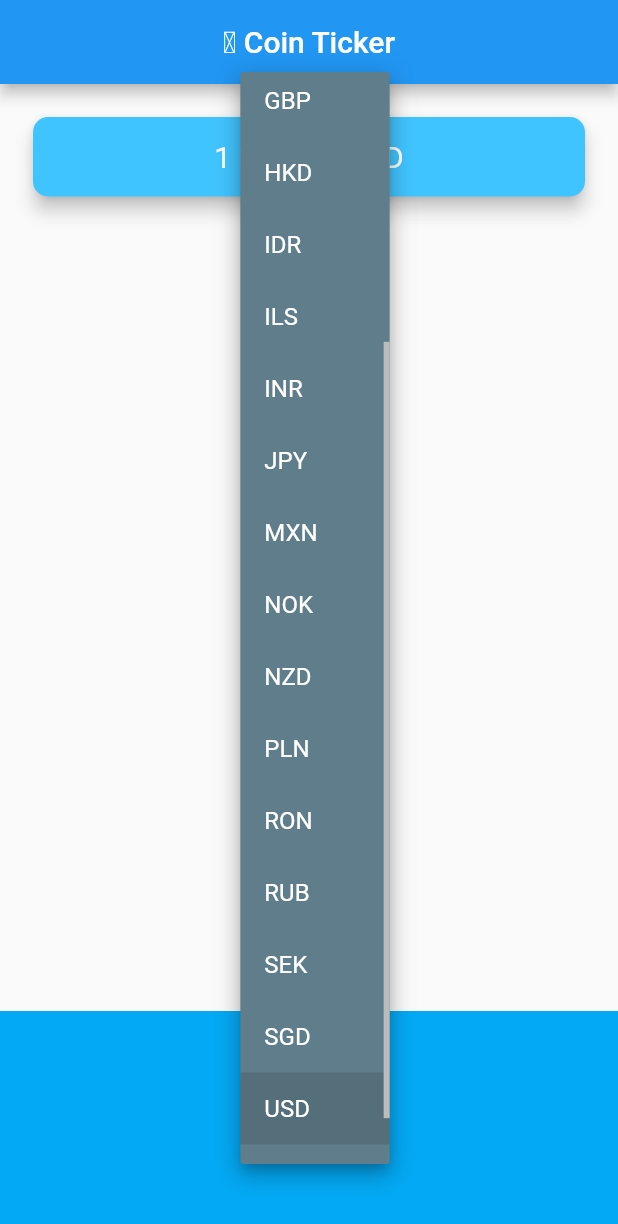
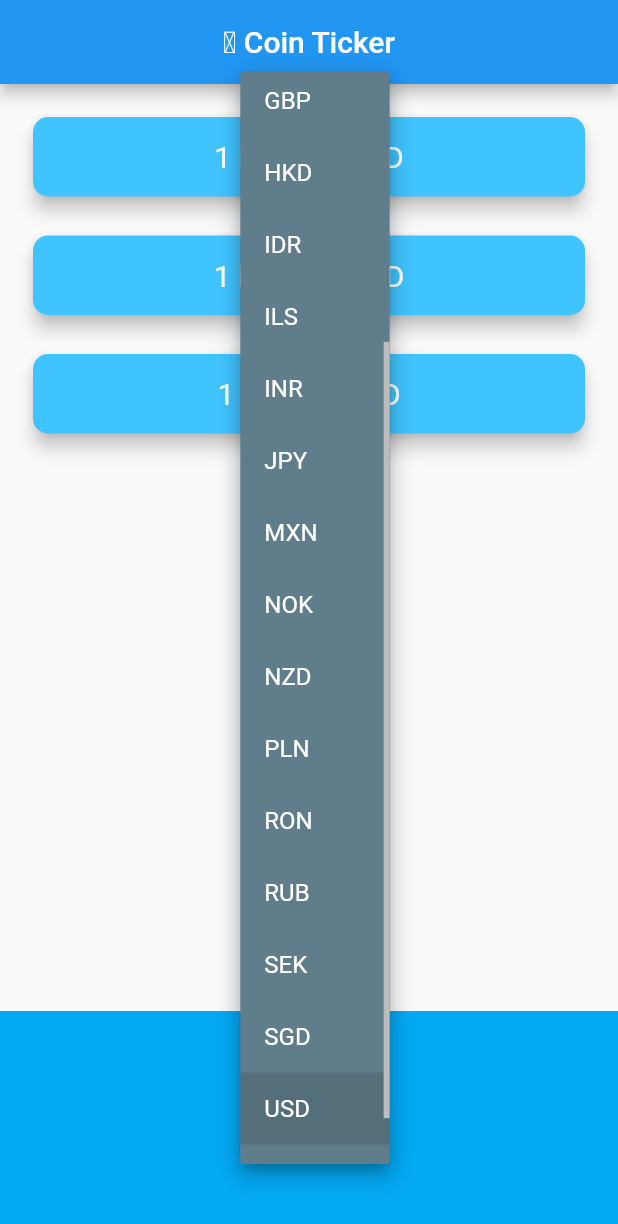
Before and after one commit to ashi31/bitcoin-ticker-flutter, a Flutter app: the screen it shows after launch, after a tap on "USD", on a phone screen of 412 x 824 dp. Shown: the top 1224 px of the screen. Run offline on Flutter 3.47's test engine with Material 2 defaults, Android fonts, the phone set to English and light mode, and no system bars; network calls fail.

Commit message:
exchange rates different crypto currencies

```diff
--- a/lib/coin_data.dart
+++ b/lib/coin_data.dart
@@ -1,3 +1,7 @@
+import 'dart:convert';
+
+import 'package:http/http.dart' as http;
+
 const List<String> currenciesList = [
   'AUD',
   'BRL',
@@ -27,5 +31,29 @@ const List<String> cryptoList = [
   'ETH',
   'LTC',
 ];
+const String coinAPIURL = 'https://rest.coinapi.io/v1/exchangerate';
+const String apiKey = '9845D75D-8F01-4A97-9046-70CE12BF33C3';
 
-class CoinData {}
+class CoinData {
+  Future<Map<String, int>> getCoinData(String currency) async {
+    Map<String, int> exchangeRates = {};
+    for (String cryptoCurrency in cryptoList) {
+      http.Response response = await http
+          .get('$coinAPIURL/$cryptoCurrency/$currency?apikey=$apiKey');
+      if (response.statusCode == 200) {
+        var decodedBTCData = jsonDecode(
+          response.body,
+        );
+        exchangeRates[cryptoCurrency] = decodedBTCData["rate"].toInt();
+
+        if (exchangeRates.length == 3) {
+          return exchangeRates;
+        }
+      } else {
+        print(response.statusCode);
+        throw ("cannot get response");
+      }
+    }
+    return {};
+  }
+}
--- a/lib/price_screen.dart
+++ b/lib/price_screen.dart
@@ -31,6 +31,7 @@ class _PriceScreenState extends State<PriceScreen> {
         onChanged: (newValue) {
           setState(() {
             selectedCurrency = newValue;
+            getCoinData();
           });
         });
   }
@@ -46,9 +47,42 @@ class _PriceScreenState extends State<PriceScreen> {
     return CupertinoPicker(
         itemExtent: 32.0,
         onSelectedItemChanged: (int selectedIndex) {
-          selectedCurrency = currenciesList[selectedIndex];
+          setState(() {
+            selectedCurrency = currenciesList[selectedIndex];
+            getCoinData();
+          });
         },
         children: pickerItems);
+  }
+
+  Map<String, String> cryptoCurrencyValues = {
+    'BTC': '?',
+    'ETH': '?',
+    'LTC': '?'
+  };
+
+  void getCoinData() async {
+    try {
+      CoinData coinData = CoinData();
+      Map<String, int> exchangeRates =
+      await coinData.getCoinData(selectedCurrency);
+      if (exchangeRates.length != 3) {
+        return;
+      }
+      setState(() {
+        for (String key in cryptoCurrencyValues.keys) {
+          cryptoCurrencyValues[key] = exchangeRates[key].toString();
+        }
+      });
+    } catch (e) {
+      print(e);
+    }
+  }
+
+  @override
+  void initState() {
+    super.initState();
+    getCoinData();
   }
 
   @override
@@ -62,27 +96,9 @@ class _PriceScreenState extends State<PriceScreen> {
         crossAxisAlignment: CrossAxisAlignment.stretch,
         mainAxisAlignment: MainAxisAlignment.spaceBetween,
         children: <Widget>[
-          Padding(
-            padding: const EdgeInsets.fromLTRB(18.0, 18.0, 18.0, 0.0),
-            child: Card(
-              color: Colors.lightBlueAccent,
-              elevation: 5.0,
-              shape: RoundedRectangleBorder(
-                borderRadius: BorderRadius.circular(10.0),
-              ),
-              child: Padding(
-                padding: const EdgeInsets.symmetric(
-                    vertical: 15.0, horizontal: 28.0),
-                child: Text(
-                  '1 BTC = ? USD',
-                  textAlign: TextAlign.center,
-                  style: TextStyle(
-                    fontSize: 20.0,
-                    color: Colors.white,
-                  ),
-                ),
-              ),
-            ),
+          Column(
+            crossAxisAlignment: CrossAxisAlignment.stretch,
+            children: cryptoList.map((e) => CryptoCard(e)).toList(),
           ),
           Container(
             height: 150.0,
@@ -95,4 +111,28 @@ class _PriceScreenState extends State<PriceScreen> {
       ),
     );
   }
+
+  Widget CryptoCard(String cryptoCurrency) {
+    return Padding(
+      padding: const EdgeInsets.fromLTRB(18.0, 18.0, 18.0, 0.0),
+      child: Card(
+        color: Colors.lightBlueAccent,
+        elevation: 5.0,
+        shape: RoundedRectangleBorder(
+          borderRadius: BorderRadius.circular(10.0),
+        ),
+        child: Padding(
+          padding: const EdgeInsets.symmetric(vertical: 15.0, horizontal: 28.0),
+          child: Text(
+            '1 $cryptoCurrency = ${cryptoCurrencyValues[cryptoCurrency]} $selectedCurrency',
+            textAlign: TextAlign.center,
+            style: TextStyle(
+              fontSize: 20.0,
+              color: Colors.white,
+            ),
+          ),
+        ),
+      ),
+    );
+  }
 }
```
Also changed, not shown: pubspec.yaml (+1 -53 lines), pubspec.lock.
